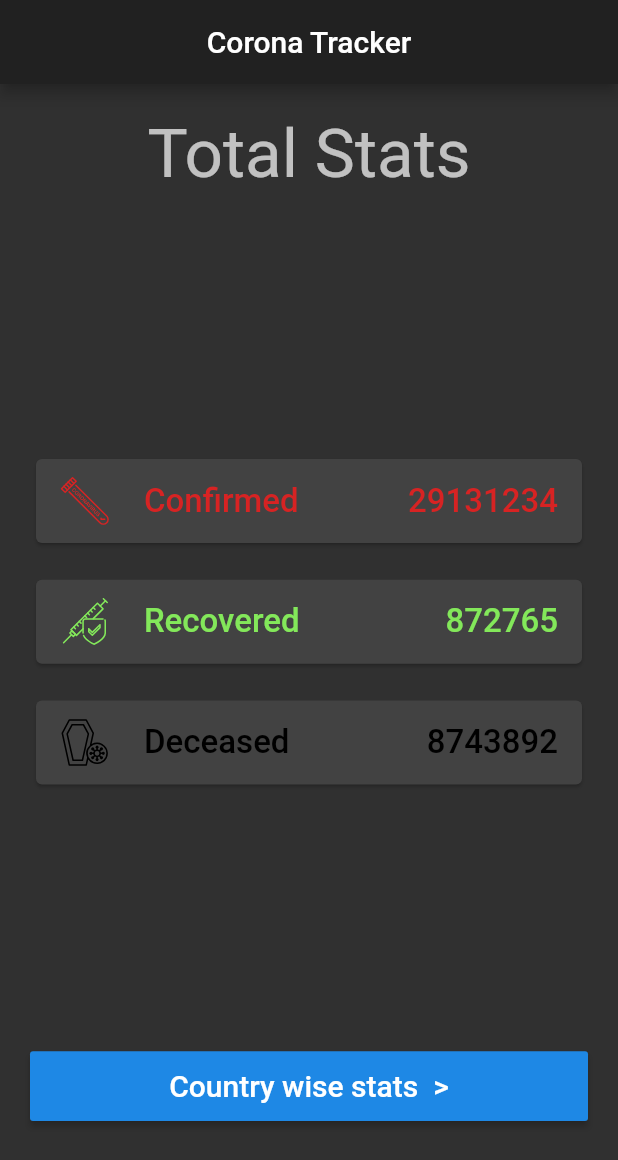
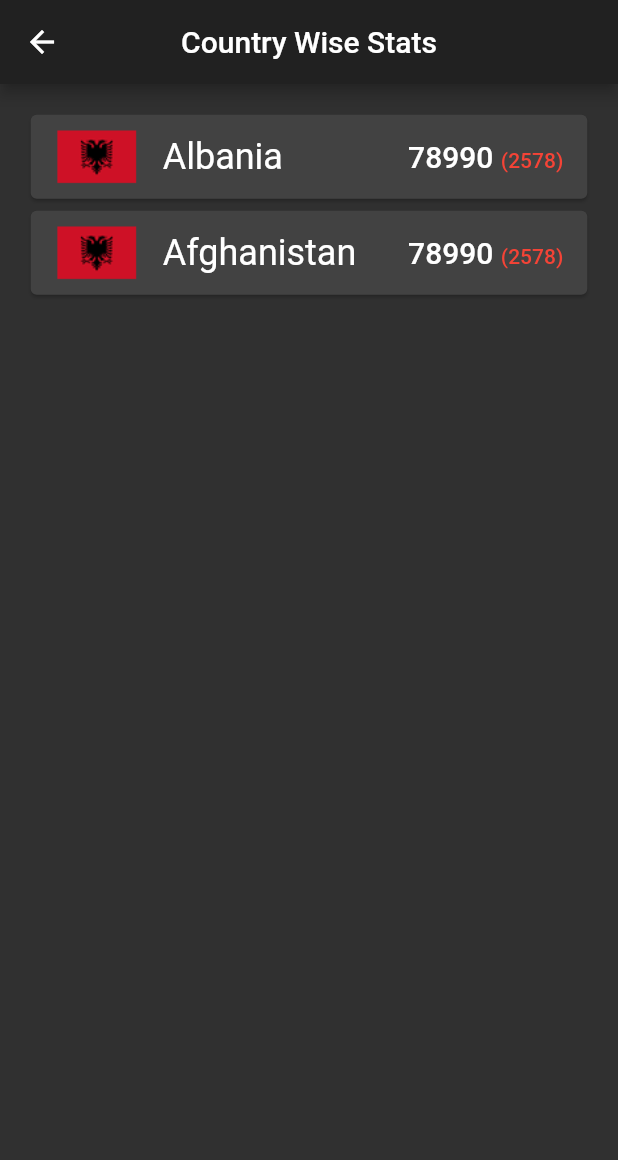
Before and after one commit to Ayush783/Coronavirus_tracker_app, a Flutter app: the screen it shows after launch, after a tap on an icon or button, on a phone screen of 412 x 824 dp. Shown: the top 1160 px of the screen. Run offline on Flutter 3.47's test engine with Material 2 defaults, Android fonts, the phone set to English and light mode, and no system bars; our stand-ins replace auto_route, flutter_svg, get_it, injectable.

Commit message:
country wise stat screen completed

```diff
--- a/lib/routes/router.dart
+++ b/lib/routes/router.dart
@@ -1,7 +1,14 @@
 import 'package:auto_route/auto_route_annotations.dart';
+import 'package:corona_tracker/ui/country_wise_stats_screen/country_wise_stat_screen.dart';
 import 'package:corona_tracker/ui/homescreen/homescreen.dart';
 
 @MaterialAutoRouter(routes: <AutoRoute>[
-  MaterialRoute(page: HomeScreen, initial: true),
+  MaterialRoute(
+    page: HomeScreen,
+    initial: true,
+  ),
+  MaterialRoute(
+    page: CountryWiseStatScreen,
+  ),
 ])
 class $Router {}
--- /dev/null
+++ b/lib/ui/country_wise_stats_screen/country_wise_stat_screen.dart
@@ -0,0 +1,10 @@
+import 'package:corona_tracker/ui/country_wise_stats_screen/widgets/country_stat_card.dart';
+import 'package:corona_tracker/ui/country_wise_stats_screen/widgets/country_stat_screen_body.dart';
+import 'package:flutter/material.dart';
+
+class CountryWiseStatScreen extends StatelessWidget {
+  @override
+  Widget build(BuildContext context) {
+    return CountryStatScreenBody();
+  }
+}
--- /dev/null
+++ b/lib/ui/country_wise_stats_screen/widgets/country_stat_card.dart
@@ -0,0 +1,40 @@
+import 'package:flutter/material.dart';
+
+class CountryStatCard extends StatelessWidget {
+  const CountryStatCard({
+    Key key,
+    this.countryName,
+    this.todayConfirmed,
+    this.totalConfirmed,
+  }) : super(key: key);
+
+  final String countryName;
+  final int todayConfirmed, totalConfirmed;
+  @override
+  Widget build(BuildContext context) {
+    return Card(
+      child: ListTile(
+        leading: Image.asset(
+          'assets/icons/exapmle_logo.png',
+        ),
+        title: Text(
+          countryName,
+          style: Theme.of(context).textTheme.headline5,
+        ),
+        trailing: Text.rich(
+          TextSpan(
+              text: '$totalConfirmed ',
+              style: Theme.of(context).textTheme.headline6,
+              children: [
+                TextSpan(
+                  text: '($todayConfirmed)',
+                  style: Theme.of(context).textTheme.bodyText1.copyWith(
+                        color: Colors.red,
+                      ),
+                )
+              ]),
+        ),
+      ),
+    );
+  }
+}
--- /dev/null
+++ b/lib/ui/country_wise_stats_screen/widgets/country_stat_screen_body.dart
@@ -0,0 +1,36 @@
+import 'package:corona_tracker/ui/country_wise_stats_screen/widgets/country_stat_card.dart';
+import 'package:flutter/material.dart';
+
+class CountryStatScreenBody extends StatelessWidget {
+  const CountryStatScreenBody({
+    Key key,
+  }) : super(key: key);
+
+  @override
+  Widget build(BuildContext context) {
+    final size = MediaQuery.of(context).size;
+    return Scaffold(
+      appBar: AppBar(
+        title: const Text('Country Wise Stats'),
+        centerTitle: true,
+      ),
+      body: Padding(
+        padding: EdgeInsets.all(size.height / 50),
+        child: ListView(
+          children: [
+            CountryStatCard(
+              countryName: 'Albania',
+              todayConfirmed: 2578,
+              totalConfirmed: 78990,
+            ),
+            CountryStatCard(
+              countryName: 'Afghanistan',
+              todayConfirmed: 2578,
+              totalConfirmed: 78990,
+            )
+          ],
+        ),
+      ),
+    );
+  }
+}
--- a/lib/ui/homescreen/widgets/country_wise_stats_button.dart
+++ b/lib/ui/homescreen/widgets/country_wise_stats_button.dart
@@ -1,3 +1,5 @@
+import 'package:auto_route/auto_route.dart';
+import 'package:corona_tracker/routes/router.gr.dart';
 import 'package:flutter/material.dart';
 
 class CountryWiseStatsButton extends StatelessWidget {
@@ -9,7 +11,11 @@ class CountryWiseStatsButton extends StatelessWidget {
   Widget build(BuildContext context) {
     final size = MediaQuery.of(context).size;
     return RaisedButton(
-      onPressed: () {},
+      onPressed: () {
+        ExtendedNavigator.of(context).push(
+          Routes.countryWiseStatScreen,
+        );
+      },
       child: Padding(
         padding: EdgeInsets.all(size.height / 70),
         child: Center(
--- a/lib/ui/homescreen/widgets/home_screen_body.dart
+++ b/lib/ui/homescreen/widgets/home_screen_body.dart
@@ -17,7 +17,10 @@ class HomeScreenBody extends StatelessWidget {
         centerTitle: true,
       ),
       body: Padding(
-        padding: EdgeInsets.all(20.0),
+        padding: EdgeInsets.symmetric(
+          horizontal: size.height / 50,
+          vertical: size.height / 30,
+        ),
         child: Column(
           children: [
             Center(
```
Also changed, not shown: assets/icons/exapmle_logo.png (added), lib/routes/router.gr.dart.
